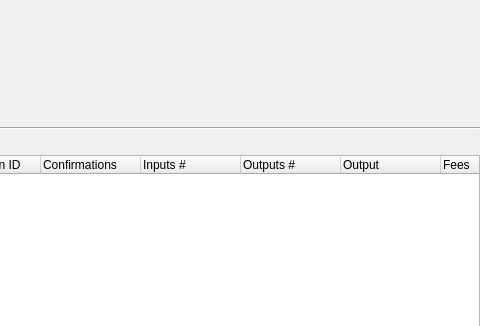
Old version of the form BlockSettleUILib/AddressDetailsWidget.ui in the repository BlockSettle/terminal; both pictures show x 160 to 640 and y 0 to 326 of the 640 by 480 pixel window.
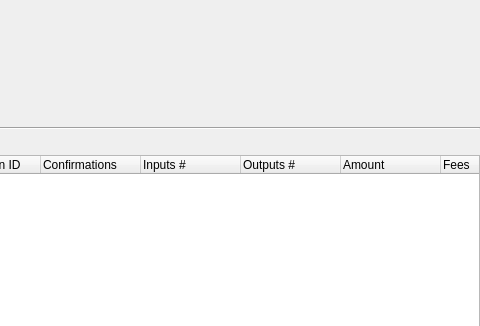
New version of the form. Custom widgets are drawn as their Qt base class.

Commit message: Replaced column header "Output" with "Amount" for transactions table

```diff
--- a/BlockSettleUILib/AddressDetailsWidget.ui
+++ b/BlockSettleUILib/AddressDetailsWidget.ui
@@ -268,7 +268,7 @@
        </column>
        <column>
         <property name="text">
-         <string>Output</string>
+         <string>Amount</string>
         </property>
        </column>
        <column>
```
